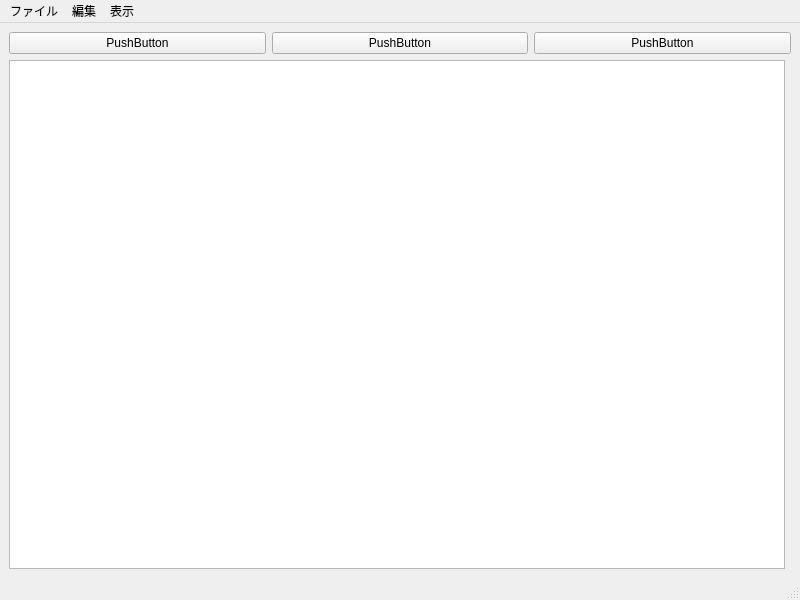
First picture: the form in mainwindow.ui, repository ApoPapyyo/F0-Editor, before the edit.
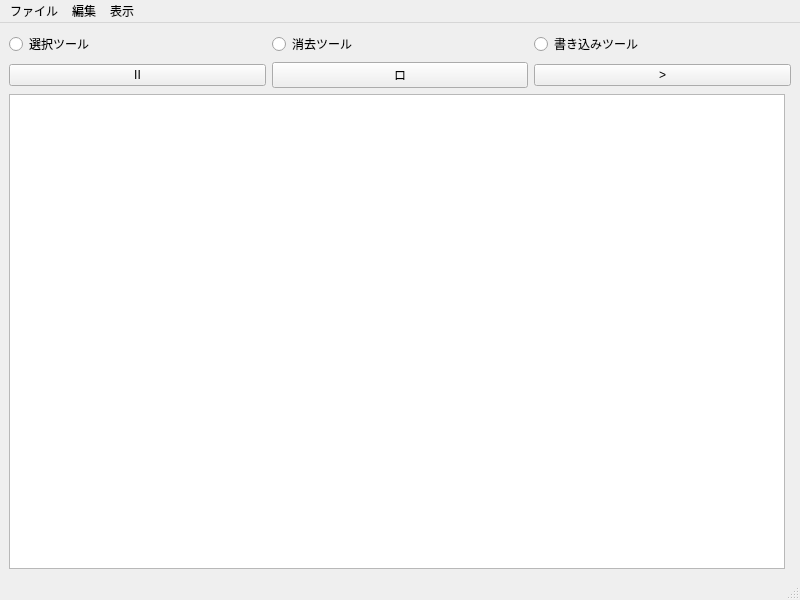
Second picture: the form after the edit.

```diff
--- a/mainwindow.ui
+++ b/mainwindow.ui
@@ -23,26 +23,51 @@
    <layout class="QGridLayout" name="gridLayout_2">
     <item row="0" column="0" colspan="2">
      <layout class="QGridLayout" name="gridLayout">
+      <item row="1" column="0">
+       <layout class="QHBoxLayout" name="horizontalLayout_2">
+        <item>
+         <widget class="QPushButton" name="tmpstop_button">
+          <property name="text">
+           <string>II</string>
+          </property>
+         </widget>
+        </item>
+        <item>
+         <widget class="QPushButton" name="stop_button">
+          <property name="text">
+           <string>ロ</string>
+          </property>
+         </widget>
+        </item>
+        <item>
+         <widget class="QPushButton" name="play_button">
+          <property name="text">
+           <string>&gt;</string>
+          </property>
+         </widget>
+        </item>
+       </layout>
+      </item>
       <item row="0" column="0">
        <layout class="QHBoxLayout" name="horizontalLayout">
         <item>
-         <widget class="QPushButton" name="pushButton">
+         <widget class="QRadioButton" name="select_tool">
           <property name="text">
-           <string>PushButton</string>
+           <string>選択ツール</string>
           </property>
          </widget>
         </item>
         <item>
-         <widget class="QPushButton" name="pushButton_2">
+         <widget class="QRadioButton" name="erase_tool">
           <property name="text">
-           <string>PushButton</string>
+           <string>消去ツール</string>
           </property>
          </widget>
         </item>
         <item>
-         <widget class="QPushButton" name="pushButton_3">
+         <widget class="QRadioButton" name="write_tool">
           <property name="text">
-           <string>PushButton</string>
+           <string>書き込みツール</string>
           </property>
          </widget>
         </item>
```
Left out of the diff: 8 changed lines with no effect on the pictures.
